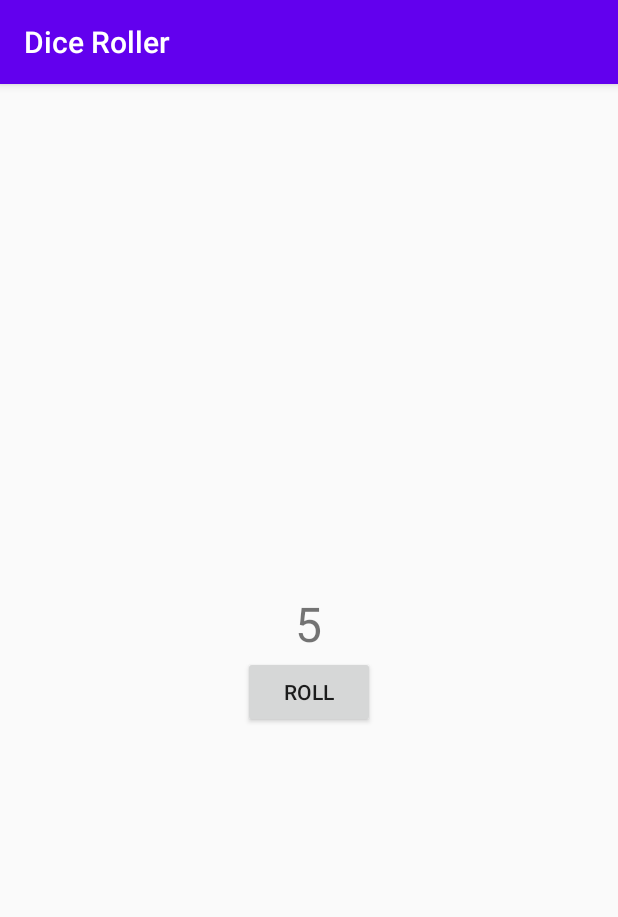
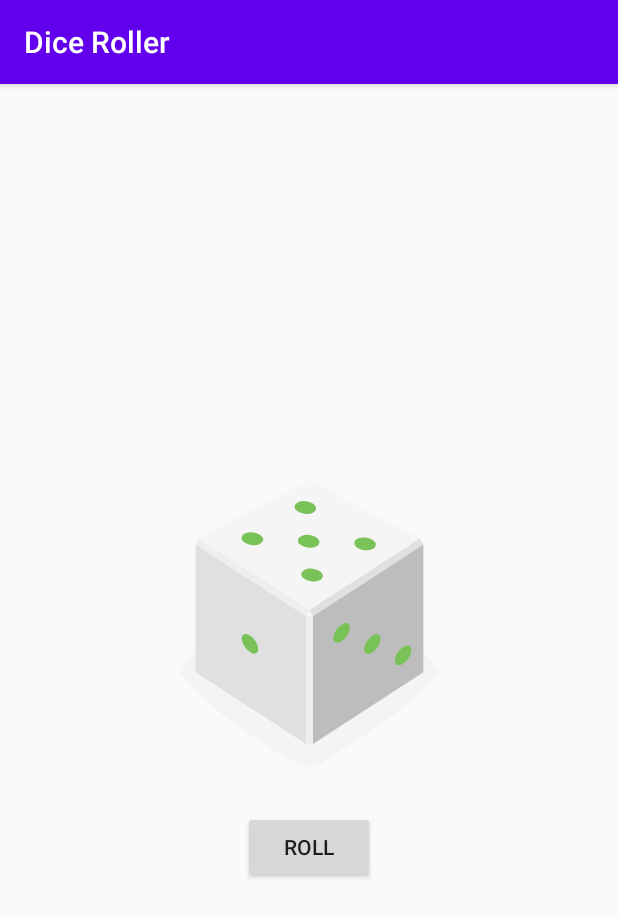
Before and after one commit to josephmjoy/learning, an Android app: the screen it shows after launch (MainActivity), after a tap on "ROLL", on a phone screen of 412 x 824 dp. Shown: the top 917 px of the screen. Run offline under Robolectric (Android 15) with nearby library versions, the phone set to English and light mode, and no system bars.

Commit message:
Added lateinit field diceImage and empty start image

```diff
--- a/Android/DiceRoller/app/src/main/java/com/example/android/diceroller/MainActivity.kt
+++ b/Android/DiceRoller/app/src/main/java/com/example/android/diceroller/MainActivity.kt
@@ -2,21 +2,31 @@ package com.example.android.diceroller
 
 import android.os.Bundle
 import android.widget.Button
+import android.widget.ImageView
 import android.widget.TextView
 import androidx.appcompat.app.AppCompatActivity
 import java.util.*
 
 class MainActivity : AppCompatActivity() {
+    lateinit var diceImage: ImageView
+
     override fun onCreate(savedInstanceState: Bundle?) {
         super.onCreate(savedInstanceState)
         setContentView(R.layout.activity_main)
         val rollButton: Button = findViewById(R.id.roll_button);
         rollButton.setOnClickListener{rollDice()}
+        this.diceImage = findViewById(R.id.dice_image)
     }
 
     private fun rollDice() {
-        val resultText: TextView = findViewById(R.id.result_text)
-        val result = (Random().nextInt(6)+ 1).toString()
-        resultText.text = result
+        val res = when (Random().nextInt(6)) {
+            0 -> R.drawable.dice_1
+            1 -> R.drawable.dice_2
+            2 -> R.drawable.dice_3
+            3 -> R.drawable.dice_4
+            4 -> R.drawable.dice_5
+            else -> R.drawable.dice_6
+        }
+        diceImage.setImageResource(res)
     }
 }
--- a/Android/DiceRoller/app/src/main/res/layout/activity_main.xml
+++ b/Android/DiceRoller/app/src/main/res/layout/activity_main.xml
@@ -7,13 +7,14 @@
     android:layout_gravity="center_vertical"
     tools:context=".MainActivity">
 
-    <TextView
-        android:id="@+id/result_text"
+    <ImageView
+        android:id="@+id/dice_image"
         android:layout_width="wrap_content"
         android:layout_height="wrap_content"
-        android:text="1"
         android:layout_gravity="center_horizontal"
-        android:textSize="32sp"/>
+        android:src="@drawable/empty_dice"
+        tools:src="@drawable/dice_1"
+        />
 
     <Button
         android:id="@+id/roll_button"
```
